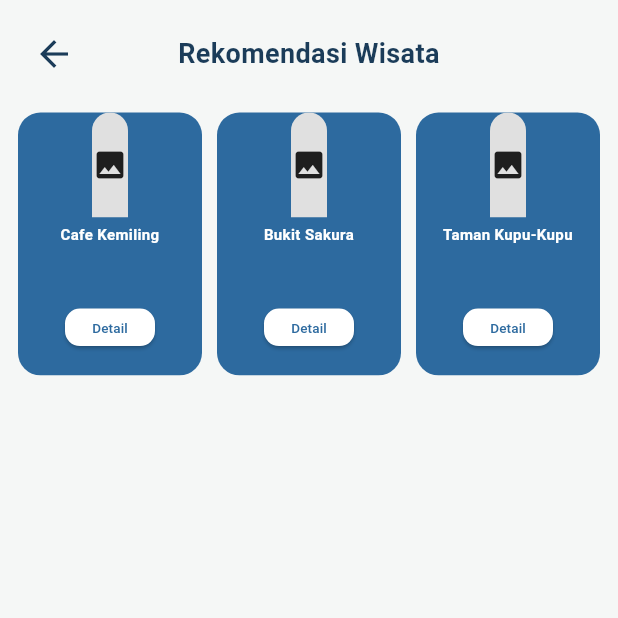
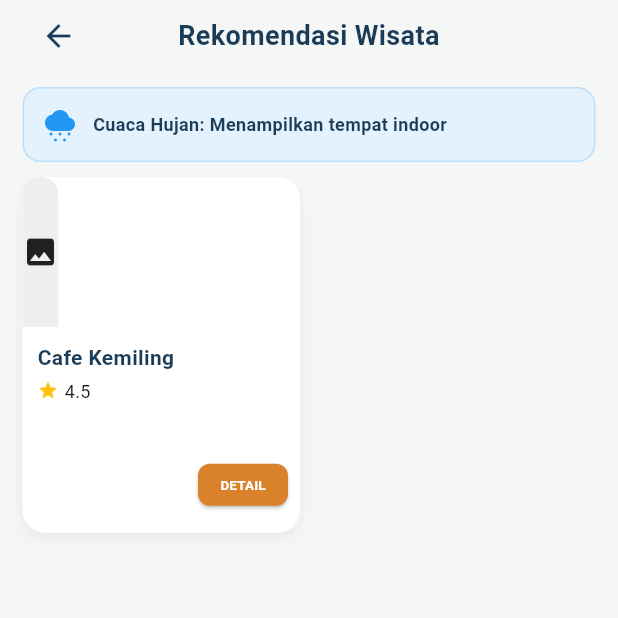
Before and after one commit to anisasetianingsih13/smarttour_kemiling, a Flutter app: the screen it shows after launch, after a tap on "Gunakan Lokasi Saya", on a phone screen of 412 x 824 dp, the top half of it. Run offline on Flutter 3.47's test engine with Material 3 defaults, Android fonts, the phone set to English and light mode, and no system bars; network calls fail.

Commit message:
fitur: implementasi tampilan kartu wisata dan logika filter cuaca hujan

```diff
--- a/user/lib/screens/home_screen.dart
+++ b/user/lib/screens/home_screen.dart
@@ -1,5 +1,6 @@
 import 'package:flutter/material.dart';
 import '../data/dummy_data.dart';
+import '../models/tourism_place.dart';
 
 class HomeScreen extends StatefulWidget {
   const HomeScreen({super.key});
@@ -10,6 +11,27 @@ class HomeScreen extends StatefulWidget {
 
 class _HomeScreenState extends State<HomeScreen> {
   bool isStarted = false;
+  // List untuk menampung data yang akan ditampilkan
+  List<TourismPlace> filteredPlaces = [];
+
+  @override
+  void initState() {
+    super.initState();
+    // Awal buka, tampilkan semua data
+    filteredPlaces = dummyPlaces;
+  }
+
+  // Fungsi simulasi filter berdasarkan cuaca
+  void _getRecommendation(String kondisiCuaca) {
+    setState(() {
+      if (kondisiCuaca == "Hujan") {
+        filteredPlaces = dummyPlaces.where((place) => place.isIndoor).toList();
+      } else {
+        filteredPlaces = dummyPlaces;
+      }
+      isStarted = true;
+    });
+  }
 
   @override
   Widget build(BuildContext context) {
@@ -19,7 +41,7 @@ class _HomeScreenState extends State<HomeScreen> {
     );
   }
 
-  // ================= LANDING PAGE =================
+  // ================= 1. LANDING PAGE =================
   Widget _buildLanding() {
     return Center(
       child: Padding(
@@ -27,74 +49,48 @@ class _HomeScreenState extends State<HomeScreen> {
         child: Column(
           mainAxisAlignment: MainAxisAlignment.center,
           children: [
-            // LOGO
             ClipOval(
               child: Image.asset(
                 'assets/images/logo.png',
                 width: 180,
                 height: 180,
                 fit: BoxFit.cover,
+                errorBuilder: (context, error, stackTrace) => Container(
+                  width: 180, height: 180, color: Colors.grey[300],
+                  child: const Icon(Icons.image, size: 50),
                 ),
               ),
-
+            ),
             const SizedBox(height: 25),
-
-            // TEXT 2 WARNA
             RichText(
               text: const TextSpan(
                 children: [
                   TextSpan(
                     text: "SmartTour ",
-                    style: TextStyle(
-                      fontSize: 26,
-                      fontWeight: FontWeight.bold,
-                      color: Color(0xFF2E7D32),
-                    ),
+                    style: TextStyle(fontSize: 26, fontWeight: FontWeight.bold, color: Color(0xFF2E7D32)),
                   ),
                   TextSpan(
                     text: "Kemiling",
-                    style: TextStyle(
-                      fontSize: 26,
-                      fontWeight: FontWeight.bold,
-                      color: Color(0xFFD9822B),
-                    ),
+                    style: TextStyle(fontSize: 26, fontWeight: FontWeight.bold, color: Color(0xFFD9822B)),
                   ),
                 ],
               ),
             ),
-
             const SizedBox(height: 10),
-
-            // TAGLINE
             const Text(
               "Jelajahi tempat terbaik di Kemiling",
-              style: TextStyle(
-                fontSize: 14,
-                fontStyle: FontStyle.italic,
-                color: Colors.grey,
+              style: TextStyle(fontSize: 14, fontStyle: FontStyle.italic, color: Colors.grey),
             ),
-              textAlign: TextAlign.center,
-            ),
-
             const SizedBox(height: 30),
-
-            // BUTTON
             ElevatedButton.icon(
-              onPressed: () {
-                setState(() {
-                  isStarted = true;
-                });
-              },
+              onPressed: () => _getRecommendation("Hujan"), // Simulasi Hujan
               icon: const Icon(Icons.location_on),
               label: const Text("Gunakan Lokasi Saya"),
               style: ElevatedButton.styleFrom(
                 backgroundColor: const Color(0xFF6DB193),
                 foregroundColor: Colors.white,
-                padding:
-                    const EdgeInsets.symmetric(horizontal: 20, vertical: 12),
-                shape: RoundedRectangleBorder(
-                  borderRadius: BorderRadius.circular(30),
-                ),
+                padding: const EdgeInsets.symmetric(horizontal: 25, vertical: 15),
+                shape: RoundedRectangleBorder(borderRadius: BorderRadius.circular(30)),
               ),
             ),
           ],
@@ -103,109 +99,135 @@ class _HomeScreenState extends State<HomeScreen> {
     );
   }
 
-  // ================= GRID LIST =================
+  // ================= 2. REKOMENDASI LIST =================
   Widget _buildList() {
-    return Padding(
-      padding: const EdgeInsets.all(12),
+    return SafeArea(
+      child: Padding(
+        padding: const EdgeInsets.symmetric(horizontal: 15),
         child: Column(
           children: [
-          // 🔥 HEADER: Maksa judul di tengah pakai teknik Row + Expanded
+            // HEADER BAR
             Row(
               children: [
-              // Tombol Back di kiri
                 IconButton(
-                onPressed: () {
-                  setState(() {
-                    isStarted = false;
-                  });
-                },
-                icon: const Icon(
-                  Icons.arrow_back,
-                  color: Color(0xFF1B3C59),
-                  size: 28,
+                  onPressed: () => setState(() => isStarted = false),
+                  icon: const Icon(Icons.arrow_back, color: Color(0xFF1B3C59)),
+                ),
+                const Expanded(
+                  child: Text(
+                    "Rekomendasi Wisata",
+                    textAlign: TextAlign.center,
+                    style: TextStyle(fontSize: 18, fontWeight: FontWeight.bold, color: Color(0xFF1B3C59)),
                   ),
                 ),
+                const SizedBox(width: 48), // Penyeimbang IconButton
+              ],
+            ),
 
-              // Ini kuncinya: Expanded + Center biar teksnya makan ruang sisa dan di tengah
-              Expanded(
-                child: Container(
-                  margin: const EdgeInsets.only(right: 48), // Angka 48 ini lebar IconButton supaya center-nya presisi
-                  child: const Text(
-                    "Rekomendasi Wisata",
-                    textAlign: TextAlign.center,
-                    style: TextStyle(
-                      fontSize: 18,
-                      fontWeight: FontWeight.bold,
-                      color: Color(0xFF1B3C59),
+            // BANNER INFO CUACA
+            Container(
+              margin: const EdgeInsets.symmetric(vertical: 10),
+              padding: const EdgeInsets.all(12),
+              decoration: BoxDecoration(
+                color: Colors.blue[50],
+                borderRadius: BorderRadius.circular(12),
+                border: Border.all(color: Colors.blue.shade100),
               ),
-                  ),
+              child: Row(
+                children: [
+                  const Icon(Icons.cloudy_snowing, color: Colors.blue),
+                  const SizedBox(width: 10),
+                  const Expanded(
+                    child: Text(
+                      "Cuaca Hujan: Menampilkan tempat indoor",
+                      style: TextStyle(fontSize: 12, fontWeight: FontWeight.bold, color: Color(0xFF1B3C59)),
                     ),
                   ),
                 ],
               ),
+            ),
 
-          const SizedBox(height: 15),
-
+            // GRID DATA
             Expanded(
               child: GridView.builder(
-              itemCount: dummyPlaces.length,
+                padding: const EdgeInsets.only(bottom: 20),
+                itemCount: filteredPlaces.length,
                 gridDelegate: const SliverGridDelegateWithFixedCrossAxisCount(
-                crossAxisCount: 3,
-                crossAxisSpacing: 10,
-                mainAxisSpacing: 10,
-                childAspectRatio: 0.7, // Disesuaikan biar card-nya cakep di layar
+                  crossAxisCount: 2,
+                  crossAxisSpacing: 12,
+                  mainAxisSpacing: 12,
+                  childAspectRatio: 0.78,
                 ),
                 itemBuilder: (context, index) {
-                final place = dummyPlaces[index];
-
+                  final place = filteredPlaces[index];
                   return Container(
                     decoration: BoxDecoration(
-                    color: const Color(0xFF2D6A9F),
+                      color: Colors.white,
                       borderRadius: BorderRadius.circular(15),
+                      boxShadow: [
+                        BoxShadow(
+                          color: Colors.black.withOpacity(0.05),
+                          blurRadius: 8,
+                          offset: const Offset(0, 4),
+                        ),
+                      ],
                     ),
                     child: Column(
+                      crossAxisAlignment: CrossAxisAlignment.start,
                       children: [
                         // GAMBAR
                         ClipRRect(
                           borderRadius: const BorderRadius.vertical(top: Radius.circular(15)),
                           child: Image.network(
                             place.imageUrl,
-                          height: 70,
+                            height: 100,
                             width: double.infinity,
                             fit: BoxFit.cover,
-                          errorBuilder: (context, error, stackTrace) =>
-                            Container(height: 70, color: Colors.grey[300], child: const Icon(Icons.image)),
+                            errorBuilder: (context, error, stackTrace) => Container(
+                              height: 100, color: Colors.grey[200], child: const Icon(Icons.image),
                             ),
                           ),
-
+                        ),
+                        // INFO TEKS
+                        Padding(
+                          padding: const EdgeInsets.all(10),
+                          child: Column(
+                            crossAxisAlignment: CrossAxisAlignment.start,
+                            children: [
+                              Text(
+                                place.name,
+                                maxLines: 1,
+                                overflow: TextOverflow.ellipsis,
+                                style: const TextStyle(fontWeight: FontWeight.bold, fontSize: 14, color: Color(0xFF1B3C59)),
+                              ),
                               const SizedBox(height: 4),
-
-                      // NAMA
-                      Padding(
-                        padding: const EdgeInsets.symmetric(horizontal: 4),
-                        child: Text(
-                          place.name,
-                          textAlign: TextAlign.center,
-                          maxLines: 2,
-                          style: const TextStyle(color: Colors.white, fontSize: 10, fontWeight: FontWeight.bold),
+                              Row(
+                                children: [
+                                  const Icon(Icons.star, color: Colors.amber, size: 14),
+                                  const SizedBox(width: 4),
+                                  Text(place.rating.toString(), style: const TextStyle(fontSize: 12)),
+                                ],
+                              ),
+                            ],
                           ),
                         ),
-
                         const Spacer(),
-
-                      // TOMBOL
-                      Padding(
-                        padding: const EdgeInsets.only(bottom: 8),
+                        // TOMBOL DETAIL
+                        Align(
+                          alignment: Alignment.bottomRight,
+                          child: Padding(
+                            padding: const EdgeInsets.only(right: 8, bottom: 8),
                             child: ElevatedButton(
                               onPressed: () {},
                               style: ElevatedButton.styleFrom(
-                            backgroundColor: Colors.white,
-                            foregroundColor: const Color(0xFF2D6A9F),
-                            minimumSize: const Size(60, 25),
-                            padding: EdgeInsets.zero,
-                            shape: RoundedRectangleBorder(borderRadius: BorderRadius.circular(10)),
+                                backgroundColor: const Color(0xFFD9822B),
+                                foregroundColor: Colors.white,
+                                minimumSize: const Size(60, 28),
+                                shape: RoundedRectangleBorder(borderRadius: BorderRadius.circular(8)),
+                                padding: const EdgeInsets.symmetric(horizontal: 10),
                               ),
-                          child: const Text("Detail", style: TextStyle(fontSize: 9)),
+                              child: const Text("DETAIL", style: TextStyle(fontSize: 9, fontWeight: FontWeight.bold)),
+                            ),
                           ),
                         ),
                       ],
@@ -216,6 +238,7 @@ class _HomeScreenState extends State<HomeScreen> {
             ),
           ],
         ),
+      ),
     );
   }
 }
```
Lines whose indentation alone changed are shown as unchanged.
